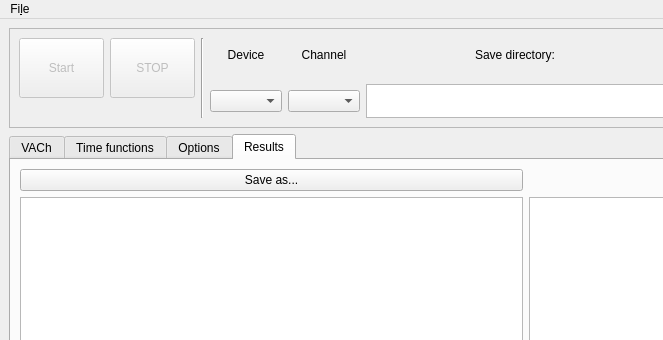
First picture: the form in GUI/Solar.ui, repository userIsTaken/SolarVACh, before the edit; both pictures show x 0 to 663 and y 0 to 340 of the 1052 by 894 pixel window.
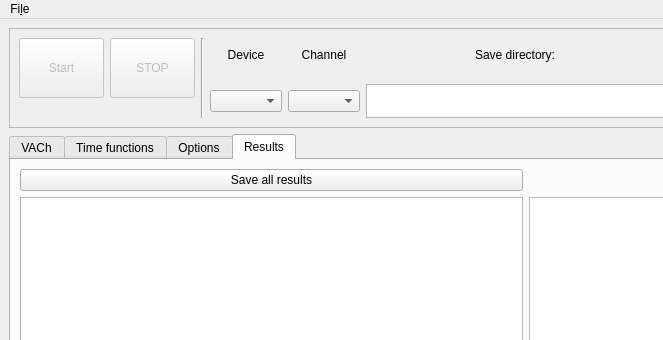
Second picture: the form after the edit. The open tabs and pages were chosen to show the change. Custom widgets are drawn as their Qt base class.

Commit message: fb scan

The edit to the form file:
```diff
--- a/GUI/Solar.ui
+++ b/GUI/Solar.ui
@@ -1044,7 +1044,7 @@
         <item row="0" column="0">
          <widget class="QPushButton" name="save_as_button">
           <property name="text">
-           <string>Save as...</string>
+           <string>Save all results</string>
           </property>
          </widget>
         </item>
```
The commit also changes 1 other file.
